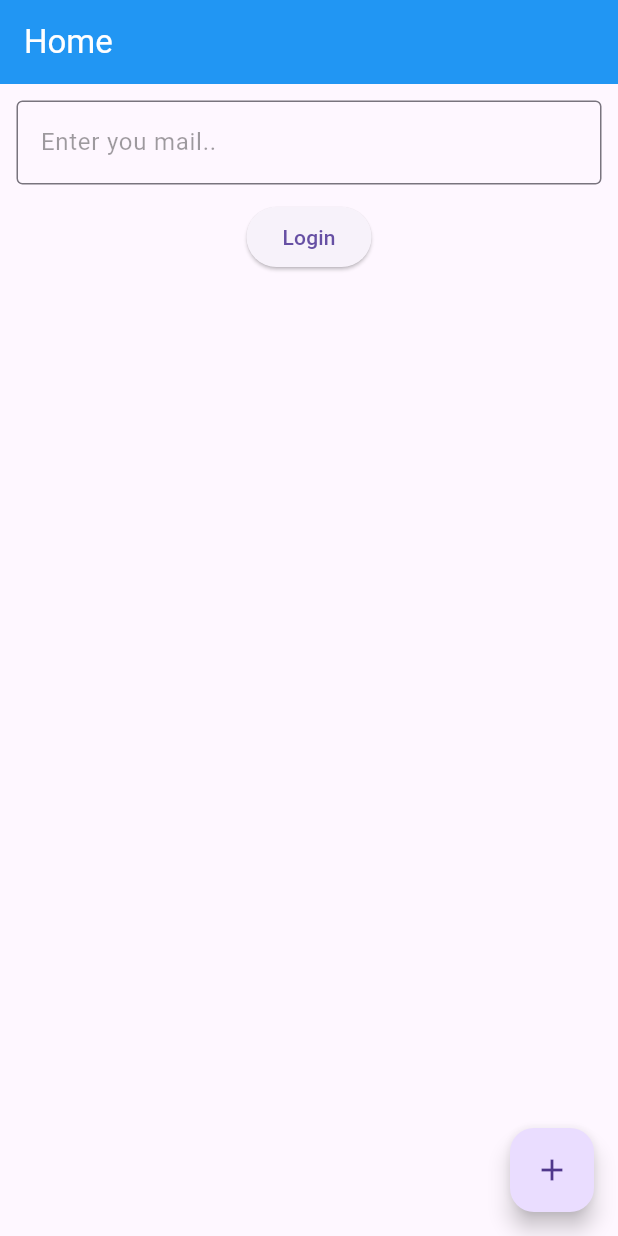
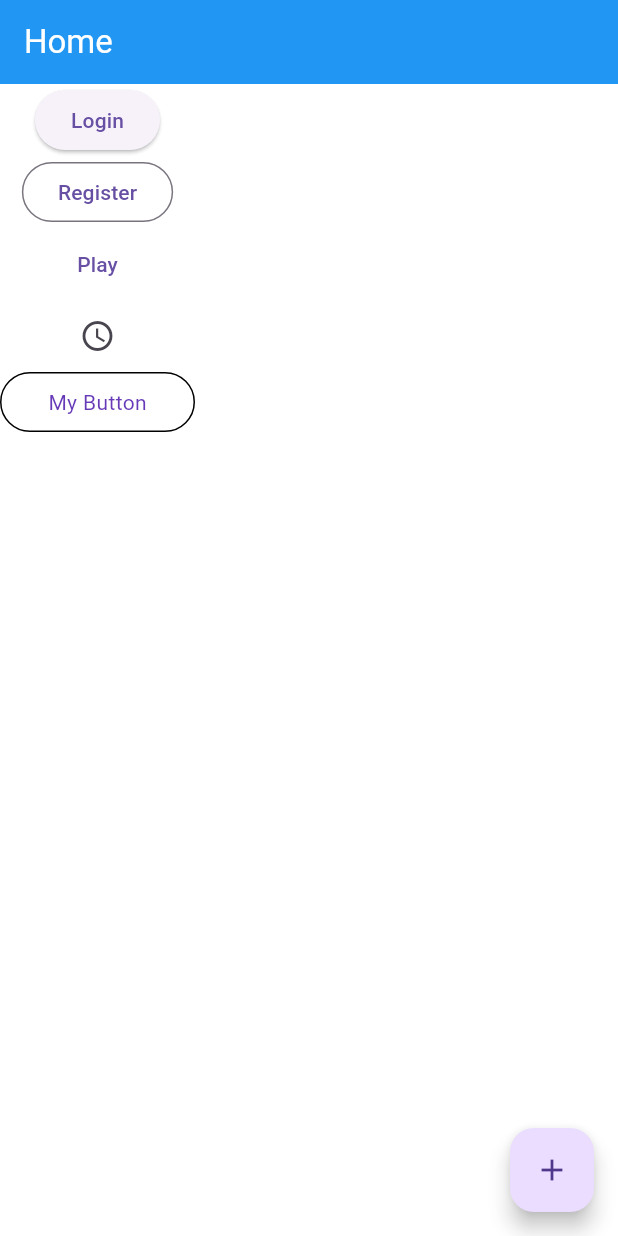
Before and after one commit to raunak2909/classico_395, a Flutter app: the screen it shows after launch, after a tap on "Login", on a phone screen of 412 x 824 dp. Run offline on Flutter 3.47's test engine with Material 3 defaults, Android fonts, the phone set to English and light mode, and no system bars.

Commit message:
textField and Button widget

```diff
--- a/lib/home_page.dart
+++ b/lib/home_page.dart
@@ -2,43 +2,61 @@ import 'package:flutter/cupertino.dart';
 import 'package:flutter/material.dart';
 
 class MyHomePage extends StatelessWidget {
-
   TextEditingController emailController = TextEditingController();
+  TextEditingController passController = TextEditingController();
 
   @override
   Widget build(BuildContext context) {
-
     ///emailController.text = "Hello, Welcome";
 
     return Scaffold(
+      backgroundColor: Colors.white.withAlpha(230),
       appBar: AppBar(
         backgroundColor: Colors.blue,
         foregroundColor: Colors.white,
         title: Text("Home"),
       ),
-        body: Column(
-          children: [
-            Padding(
-              padding: EdgeInsets.all(11),
-              child: TextField(
-                controller: emailController,
-                decoration: InputDecoration(
-                  hintText: "Enter you mail..",
-                  hintStyle: TextStyle(color: Colors.black38),
-                  border: OutlineInputBorder(),
+      body: Column(
+        children: [
+          ElevatedButton(onPressed: () {
+            print("Logged in successfully");
+          }, child: Text("Login")),
+
+          OutlinedButton(onPressed: (){
+            print("Registered successfully");
+          }, child: Text("Register")),
+
+          TextButton(onPressed: (){
+            print("Playing video");
+          }, child: Text("Play")),
+
+          IconButton(onPressed: (){
+            print("Time updated");
+          }, icon: Icon(Icons.access_time_outlined)),
+
+          InkWell(
+            onTap: (){
+              print("Button tapped!!");
+            },
+            child: Container(
+              width: 130,
+              height: 40,
+              child: Center(child: Text("My Button", style: TextStyle(color: Colors.deepPurple),)),
+              decoration: BoxDecoration(
+                ///color: Colors.red,
+                borderRadius: BorderRadius.circular(21),
+                border: Border.all(
+                  color: Colors.black,
+                  width: 1
                 ),
-                /*onChanged: (value){
-                  ///search or filter
-                  print(value);
-                },*/
               ),
+
             ),
-            ElevatedButton(onPressed: (){
-              print("Email: ${emailController.text}");
-            }, child: Text('Login'))
-          ],
-        ),
-        floatingActionButton: FloatingActionButton(
+          )
+
+        ],
+      ),
+      floatingActionButton: FloatingActionButton(
         onPressed: () {
           print("Button tapped!!");
         },
@@ -47,6 +65,80 @@ class MyHomePage extends StatelessWidget {
     );
   }
 }
+
+///Column(
+//           children: [
+//             Padding(
+//               padding: EdgeInsets.all(11),
+//               child: TextField(
+//                 controller: emailController,
+//                 decoration: InputDecoration(
+//                   enabled: true,
+//                   hintText: "Enter you mail..",
+//                   hintStyle: TextStyle(color: Colors.black38),
+//                   border: OutlineInputBorder(),
+//                   label: Text('Email'),
+//                   /*prefixText: "Mr./Miss ",*/
+//                   suffixText: "@gmail.com",
+//                   suffixIcon: InkWell(
+//                     onTap: (){
+//                       //emailController.text = "";
+//                       emailController.clear();
+//                     },
+//                       child: Icon(Icons.clear)),
+//                   prefixIconColor: Colors.blue,
+//                   prefixIcon: Icon(Icons.email_outlined,),
+//                   /*prefix: Icon(Icons.abc),*/
+//                   enabledBorder: OutlineInputBorder(
+//                     borderRadius: BorderRadius.circular(21)
+//                   ),
+//                   focusedBorder: OutlineInputBorder(
+//                     borderRadius: BorderRadius.circular(21),
+//                     borderSide: BorderSide(
+//                       color: Colors.blue,
+//                       width: 2
+//                     )
+//                   ),
+//                   disabledBorder: OutlineInputBorder(
+//                       borderRadius: BorderRadius.circular(21),
+//                       borderSide: BorderSide(
+//                           color: Colors.grey.shade400,
+//                       )
+//                   )
+//                 ),
+//                 /*onChanged: (value){
+//                   ///search or filter
+//                   print(value);
+//                 },*/
+//               ),
+//             ),
+//             Padding(
+//               padding: EdgeInsets.all(11),
+//               child: TextField(
+//                 keyboardType: TextInputType.phone,
+//                 obscureText: true,
+//                 obscuringCharacter: "*",
+//                 controller: passController,
+//                 decoration: InputDecoration(
+//                   filled: true,
+//                   fillColor: Colors.white,
+//                   suffixIcon: Icon(Icons.visibility_off),
+//                   label: Text('Password'),
+//                     hintText: "Enter you password..",
+//                     hintStyle: TextStyle(color: Colors.black38),
+//                     border: OutlineInputBorder(),
+//                 ),
+//                 /*onChanged: (value){
+//                   ///search or filter
+//                   print(value);
+//                 },*/
+//               ),
+//             ),
+//             ElevatedButton(onPressed: (){
+//               print("Email: ${emailController.text}");
+//             }, child: Text('Login'))
+//           ],
+//         )
 
 ///Container(
 //           width: 300,
```
